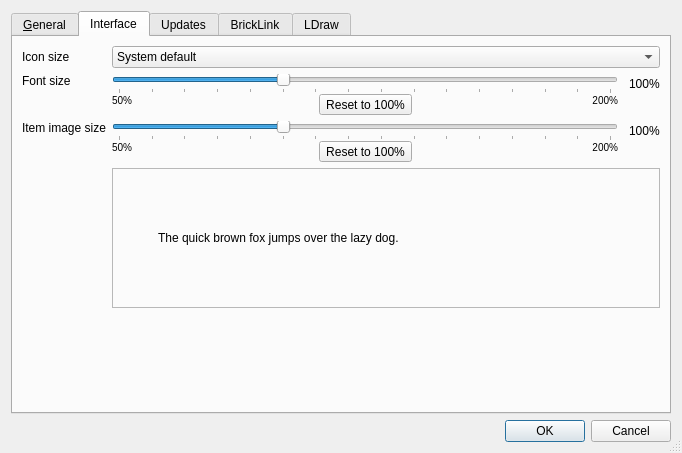
rgriebl/brickstore, file src/settingsdialog.ui: the form before one commit.
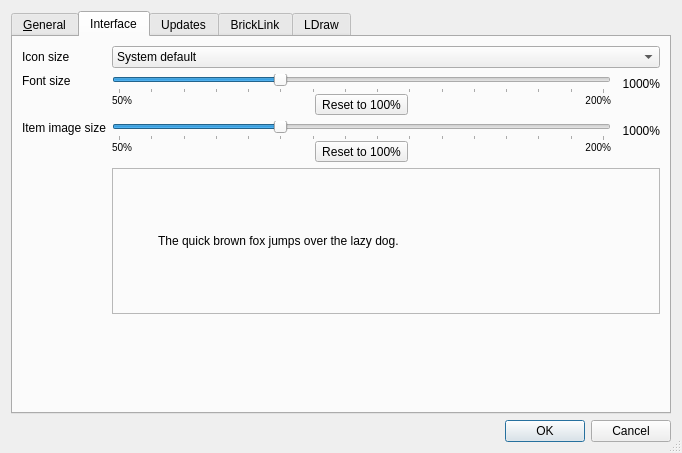
The form after the commit. Icons and pictures are not drawn.

Commit message: Fix layout 'flickering' issues in the settings dialog

What changed in the file:
```diff
--- a/src/settingsdialog.ui
+++ b/src/settingsdialog.ui
@@ -298,7 +298,10 @@
             </sizepolicy>
            </property>
            <property name="text">
-            <string notr="true">100%</string>
+            <string notr="true">1000%</string>
+           </property>
+           <property name="alignment">
+            <set>Qt::AlignRight|Qt::AlignTrailing|Qt::AlignVCenter</set>
            </property>
           </widget>
          </item>
@@ -392,7 +395,10 @@
             </sizepolicy>
            </property>
            <property name="text">
-            <string notr="true">100%</string>
+            <string notr="true">1000%</string>
+           </property>
+           <property name="alignment">
+            <set>Qt::AlignRight|Qt::AlignTrailing|Qt::AlignVCenter</set>
            </property>
           </widget>
          </item>
@@ -437,7 +443,7 @@
           <item>
            <widget class="QLabel" name="w_item_image_example">
             <property name="sizePolicy">
-             <sizepolicy hsizetype="Preferred" vsizetype="Fixed">
+             <sizepolicy hsizetype="Fixed" vsizetype="Fixed">
               <horstretch>0</horstretch>
               <verstretch>0</verstretch>
              </sizepolicy>
@@ -465,7 +471,7 @@
           <item>
            <widget class="QLabel" name="w_font_example">
             <property name="sizePolicy">
-             <sizepolicy hsizetype="MinimumExpanding" vsizetype="MinimumExpanding">
+             <sizepolicy hsizetype="Ignored" vsizetype="MinimumExpanding">
               <horstretch>0</horstretch>
               <verstretch>0</verstretch>
              </sizepolicy>
```
The commit also changes 1 other file.
